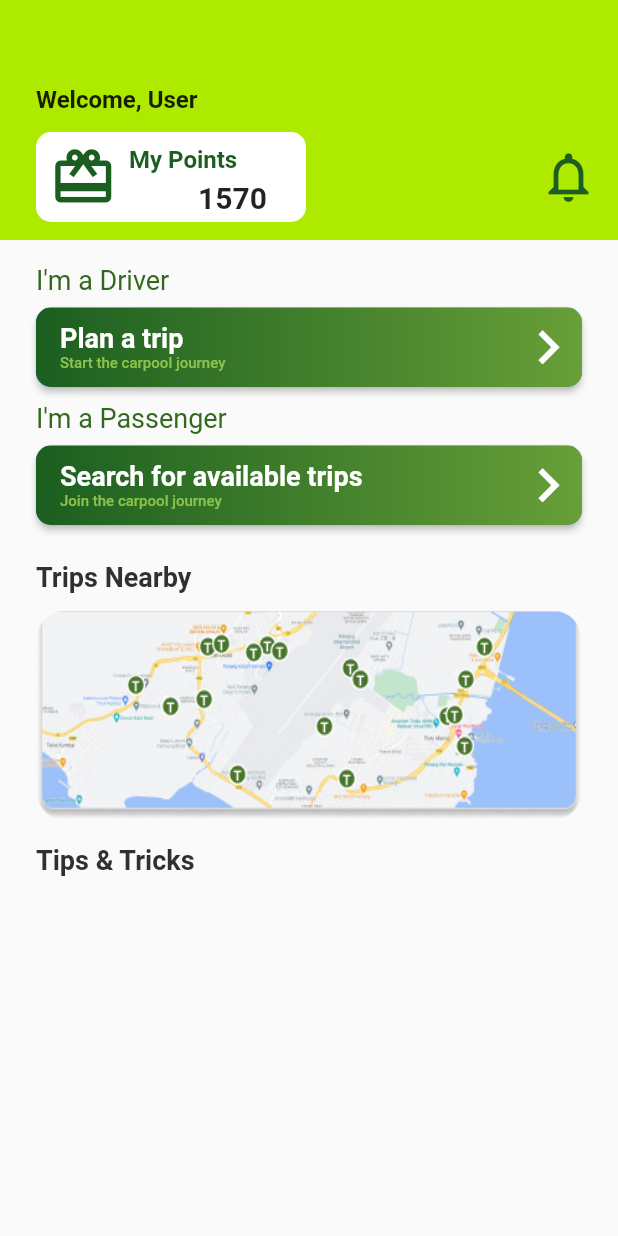
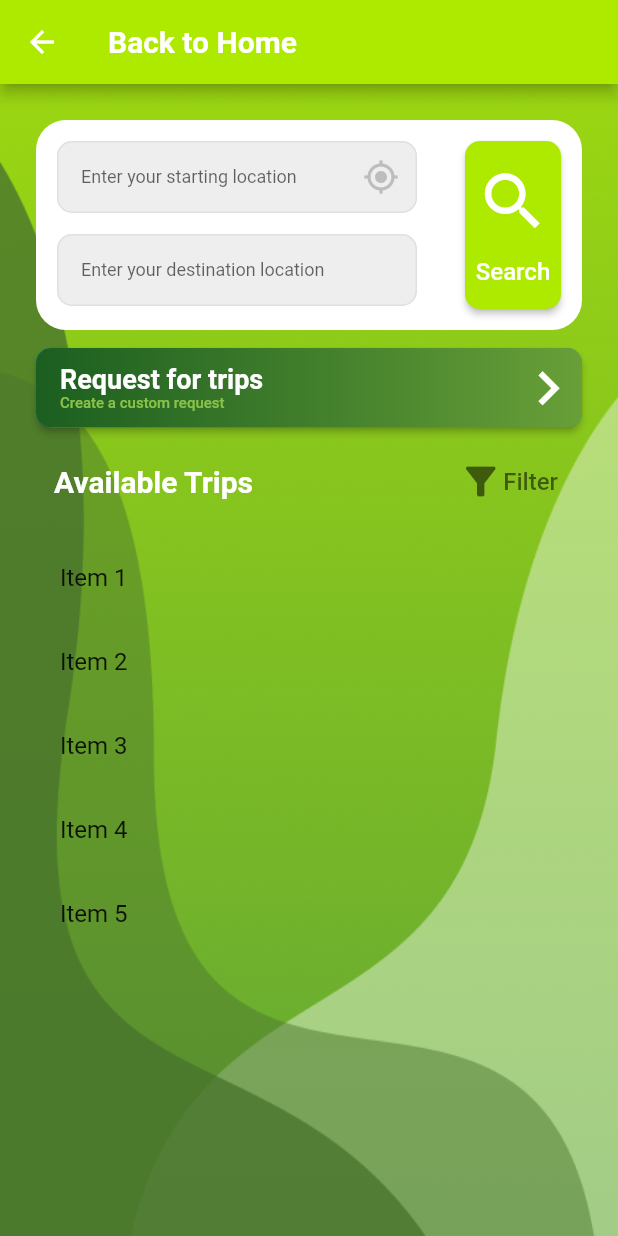
Before and after one commit to Endairion/6002CEM_Group13, a Flutter app: the Homepage screen opened directly, after a tap on "Search for available trips", on a phone screen of 412 x 824 dp. Run offline on Flutter 3.47's test engine with Material 2 defaults, Android fonts, the phone set to English and light mode, and no system bars; our stand-ins replace firebase_core, flutter_native_splash, get; accounts and stored records are empty; network calls fail; statements that could not run were skipped.

Commit message:
Create search available trips page

```diff
--- a/lib/Homepage.dart
+++ b/lib/Homepage.dart
@@ -1,5 +1,6 @@
 import 'package:flutter/material.dart';
 import 'package:mobile_app_development_cw2/PlanTrip.dart';
+import 'package:mobile_app_development_cw2/SearchAvailableTrips.dart';
 
 void main() {
   runApp(const Homepage());
@@ -189,7 +190,13 @@ class Homepage extends StatelessWidget {
                     ),
                   ),
                   ElevatedButton(
-                    onPressed: () {},
+                    onPressed: () {
+                      Navigator.push(
+                        context,
+                        MaterialPageRoute(
+                            builder: (context) => const SearchAvailableTrips()),
+                      );
+                    },
                     style: ElevatedButton.styleFrom(
                         padding: EdgeInsets.zero,
                         shape: RoundedRectangleBorder(
--- /dev/null
+++ b/lib/SearchAvailableTrips.dart
@@ -0,0 +1,316 @@
+import 'package:flutter/material.dart';
+
+class SearchAvailableTrips extends StatefulWidget {
+  const SearchAvailableTrips({Key? key}) : super(key: key);
+
+  @override
+  State<SearchAvailableTrips> createState() => _SearchAvailableTripsState();
+}
+
+class _SearchAvailableTripsState extends State<SearchAvailableTrips> {
+  int _itemCount = 5;
+  double _singleListViewHeight = 60;
+  double _listViewHeight = 100;
+
+  @override
+  void initState() {
+    super.initState();
+
+    if (_itemCount * _singleListViewHeight > 100) {
+      _listViewHeight = _itemCount * _singleListViewHeight;
+    }
+
+  }
+
+  @override
+  Widget build(BuildContext context) {
+    return Scaffold(
+      resizeToAvoidBottomInset: false,
+      appBar: AppBar(
+        leading: BackButton(
+          color: Colors.white,
+          onPressed: () => Navigator.of(context).pop(),
+        ),
+        backgroundColor: Colors.limeAccent[700],
+        title: Text(
+          'Back to Home',
+          style: TextStyle(
+            fontSize: 20,
+            fontWeight: FontWeight.bold,
+          ),
+        ),
+      ),
+      body: Container(
+        width: double.infinity,
+        height: double.infinity,
+        decoration: const BoxDecoration(
+          image: DecorationImage(
+            image: AssetImage('assets/vector_bg.png'),
+            fit: BoxFit.fill,
+          ),
+        ),
+        child: SingleChildScrollView(
+          child: Column(
+            children: [
+              Padding(
+                padding: const EdgeInsets.fromLTRB(24, 24, 24, 24),
+                child: Expanded(
+                  child: Column(
+                    crossAxisAlignment: CrossAxisAlignment.start,
+                    children: [
+                      Container(
+                        height: 140,
+                        width: double.infinity,
+                        decoration: BoxDecoration(
+                            color: Colors.white,
+                            borderRadius:
+                                BorderRadius.all(Radius.circular(20))),
+                        child: Padding(
+                          padding: const EdgeInsets.fromLTRB(14, 14, 14, 14),
+                          child: Row(
+                            crossAxisAlignment: CrossAxisAlignment.stretch,
+                            mainAxisAlignment: MainAxisAlignment.spaceBetween,
+                            children: [
+                              Column(
+                                mainAxisSize: MainAxisSize.min,
+                                children: [
+                                  Container(
+                                    height: 50,
+                                    width: 240,
+                                    child: TextField(
+                                      onTap: () {},
+                                      keyboardType: TextInputType.text,
+                                      cursorColor: Colors.lightGreen,
+                                      decoration: InputDecoration(
+                                          contentPadding: EdgeInsets.symmetric(
+                                              vertical: 0, horizontal: 16),
+                                          filled: true,
+                                          fillColor: Colors.grey[200],
+                                          border: OutlineInputBorder(),
+                                          hintText:
+                                              'Enter your starting location',
+                                          enabledBorder: OutlineInputBorder(
+                                            borderSide: BorderSide(
+                                              width: 1,
+                                              color: Colors.grey.shade300,
+                                            ),
+                                            borderRadius:
+                                                BorderRadius.circular(10),
+                                          ),
+                                          suffixIcon: IconButton(
+                                            icon: Icon(
+                                              Icons.my_location,
+                                              color: Colors.grey[400],
+                                            ),
+                                            onPressed: () {
+                                              print('Pressed my location');
+                                            },
+                                          )),
+                                      style: TextStyle(
+                                        fontSize: 12,
+                                      ),
+                                      minLines: 1,
+                                      maxLines: 1,
+                                    ),
+                                  ),
+                                  SizedBox(
+                                    height: 12,
+                                  ),
+                                  Container(
+                                    height: 50,
+                                    width: 240,
+                                    child: TextField(
+                                      keyboardType: TextInputType.text,
+                                      cursorColor: Colors.lightGreen,
+                                      decoration: InputDecoration(
+                                        contentPadding: EdgeInsets.symmetric(
+                                            vertical: 0, horizontal: 16),
+                                        filled: true,
+                                        fillColor: Colors.grey[200],
+                                        border: OutlineInputBorder(),
+                                        hintText:
+                                            'Enter your destination location',
+                                        enabledBorder: OutlineInputBorder(
+                                          borderSide: BorderSide(
+                                            width: 1,
+                                            color: Colors.grey.shade300,
+                                          ),
+                                          borderRadius:
+                                              BorderRadius.circular(10),
+                                        ),
+                                      ),
+                                      style: TextStyle(
+                                        fontSize: 12,
+                                      ),
+                                      minLines: 1,
+                                      maxLines: 1,
+                                    ),
+                                  ),
+                                ],
+                              ),
+                              ElevatedButton(
+                                onPressed: () {},
+                                style: ElevatedButton.styleFrom(
+                                  padding: EdgeInsets.zero,
+                                  shape: RoundedRectangleBorder(
+                                      borderRadius: BorderRadius.circular(10)),
+                                  backgroundColor: Colors.limeAccent[700],
+                                ),
+                                child: Column(
+                                  mainAxisAlignment: MainAxisAlignment.center,
+                                  children: [
+                                    Icon(
+                                      Icons.search,
+                                      size: 50,
+                                    ),
+                                    SizedBox(
+                                      height: 12,
+                                    ),
+                                    Text(
+                                      'Search',
+                                      style: TextStyle(
+                                        fontSize: 16,
+                                      ),
+                                    ),
+                                  ],
+                                ),
+                              ),
+                            ],
+                          ),
+                        ),
+                      ),
+                      SizedBox(
+                        height: 12,
+                      ),
+                      ElevatedButton(
+                        onPressed: () {
+                          // Navigator.push(
+                          //   context,
+                          //   MaterialPageRoute(
+                          //       builder: (context) => const SearchAvailableTrips()),
+                          // );
+                        },
+                        style: ElevatedButton.styleFrom(
+                            padding: EdgeInsets.zero,
+                            shape: RoundedRectangleBorder(
+                                borderRadius: BorderRadius.circular(10))),
+                        child: Ink(
+                          decoration: BoxDecoration(
+                              gradient: LinearGradient(colors: [
+                                Colors.green.shade900,
+                                Colors.lightGreen.shade700
+                              ]),
+                              borderRadius: BorderRadius.circular(10)),
+                          child: Row(
+                            mainAxisAlignment: MainAxisAlignment.spaceBetween,
+                            children: [
+                              Padding(
+                                padding: const EdgeInsets.only(
+                                    left: 16.0, top: 10, bottom: 10),
+                                child: Column(
+                                  crossAxisAlignment: CrossAxisAlignment.start,
+                                  children: [
+                                    Text(
+                                      'Request for trips',
+                                      style: TextStyle(
+                                        fontSize: 18,
+                                        fontWeight: FontWeight.bold,
+                                      ),
+                                    ),
+                                    Text(
+                                      'Create a custom request',
+                                      style: TextStyle(
+                                        fontSize: 10,
+                                        color: Colors.lightGreen,
+                                      ),
+                                    ),
+                                  ],
+                                ),
+                              ),
+                              Icon(
+                                Icons.navigate_next,
+                                size: 45,
+                                color: Colors.white,
+                              ),
+                            ],
+                          ),
+                        ),
+                      ),
+                      SizedBox(
+                        height: 12,
+                      ),
+                      Row(
+                        mainAxisAlignment: MainAxisAlignment.spaceBetween,
+                        children: [
+                          Padding(
+                            padding: const EdgeInsets.only(left: 12),
+                            child: Text(
+                              'Available Trips',
+                              style: TextStyle(
+                                fontSize: 20,
+                                fontWeight: FontWeight.bold,
+                                color: Colors.white,
+                              ),
+                            ),
+                          ),
+                          ElevatedButton(
+                              onPressed: () {},
+                              style: ElevatedButton.styleFrom(
+                                backgroundColor: Colors.transparent,
+                                foregroundColor: Colors.black54,
+                                elevation: 0,
+                              ),
+                              child: Row(
+                                children: [
+                                  Icon(
+                                    Icons.filter_alt,
+                                    size: 30,
+                                  ),
+                                  Text(
+                                    'Filter',
+                                    style: TextStyle(
+                                      fontSize: 16,
+                                    ),
+                                  )
+                                ],
+                              )),
+                        ],
+                      ),
+                      SizedBox(
+                        height: 12,
+                      ),
+                      SizedBox(
+                        height: _listViewHeight,
+                        child: _itemCount > 0
+                            ? ListView.builder(
+                                shrinkWrap: true,
+                                physics: NeverScrollableScrollPhysics(),
+                                itemCount: _itemCount,
+                                itemBuilder: (BuildContext context, int index) {
+                                  return ListTile(
+                                    title: Text('Item ${index + 1}'),
+                                  );
+                                },
+                              )
+                            : const Center(
+                                child: Text(
+                                  'There are no trips available.',
+                                  style: TextStyle(
+                                    fontStyle: FontStyle.italic,
+                                    color: Colors.red,
+                                    fontSize: 16,
+                                  ),
+                                ),
+                              ),
+                      ),
+                    ],
+                  ),
+                ),
+              ),
+            ],
+          ),
+        ),
+      ),
+    );
+  }
+}
```
